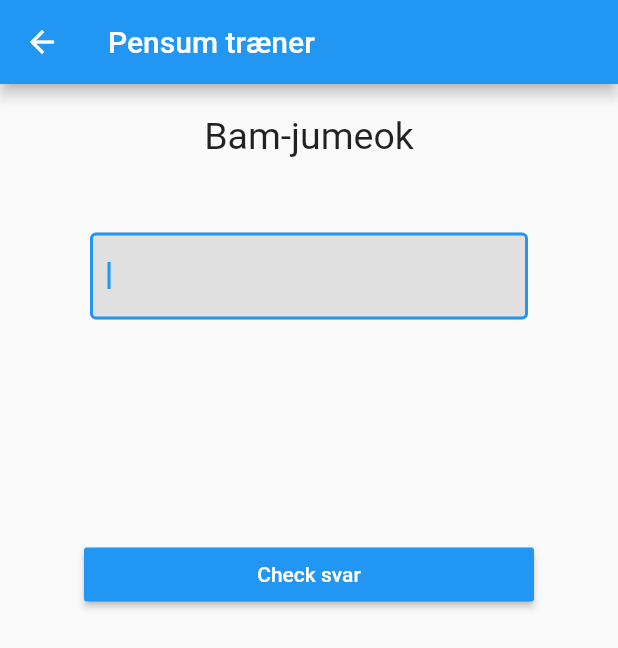
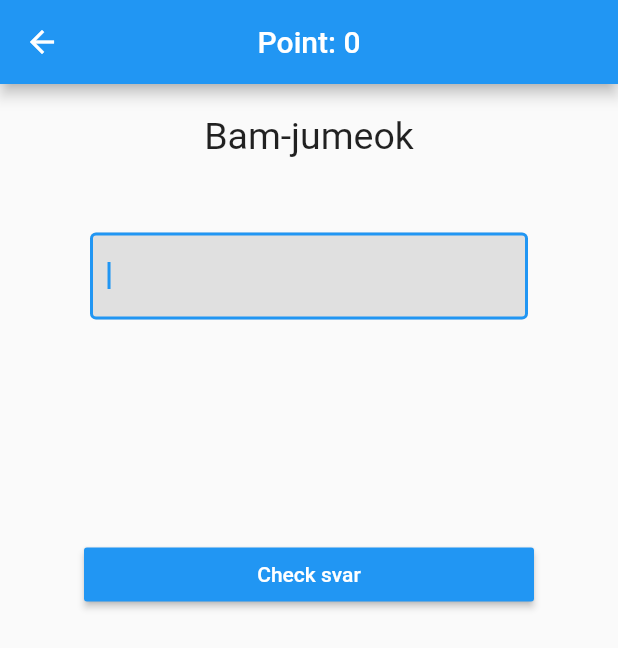
Before and after one commit to toke-dk/taekwondo_pensum, a Flutter app: the screen it shows after launch, after a tap on "3.Kup", on a phone screen of 412 x 824 dp. Shown: the top 648 px of the screen. Run offline on Flutter 3.47's test engine with Material 2 defaults, Android fonts, the phone set to English and light mode, and no system bars.

Commit message:
made points in appbar

```diff
--- a/lib/HomeWidget.dart
+++ b/lib/HomeWidget.dart
@@ -34,7 +34,7 @@ class Belt extends StatelessWidget {
       body: InkWell(
         onTap: () {Navigator.push(context, MaterialPageRoute(
             builder: (context) =>
-                IngameWidget(words: words, round: 0, points: 0,)
+                IngameWidget(words: words, round: 0,)
         ));},
         child: Container(
           margin: EdgeInsets.all(10),
--- a/lib/pages/IngameWidget.dart
+++ b/lib/pages/IngameWidget.dart
@@ -6,8 +6,7 @@ import 'package:flutter/material.dart';
 class IngameWidget extends StatefulWidget {
   int round;
   var words;
-  int points;
-  IngameWidget({Key key, this.words, this.round, this.points}) : super(key: key);
+  IngameWidget({Key key, this.words, this.round}) : super(key: key);
 
   @override
   _IngameWidgetState createState() => _IngameWidgetState();
@@ -23,6 +22,7 @@ class _IngameWidgetState extends State<IngameWidget> {
   }
 
   var _wordsKeys;
+  int points = 0;
   var _wordsValues;
   @override
   void initState() {
@@ -78,6 +78,7 @@ class _IngameWidgetState extends State<IngameWidget> {
         onPressed: () {
           if (guess.toLowerCase() == widget.words[_wordsKeys[widget.round]].toLowerCase()) {
             isAnswer = true;
+            points += 1;
           } else {
             isAnswer = false;
           }
@@ -91,7 +92,8 @@ class _IngameWidgetState extends State<IngameWidget> {
     try {
       return Scaffold(
         appBar: AppBar(
-          title: Text('Pensum træner'),
+          centerTitle: true,
+          title: Text('Point: $points'),
         ),
         body: SingleChildScrollView(
           child: Form(
```
